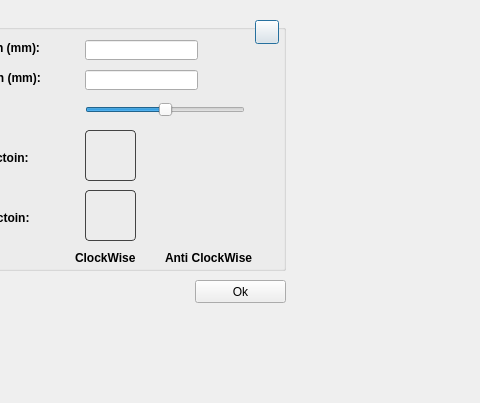
Above: mDrawGui/ScaraSetup.ui from Makeblock-official/mDrawBot before the change; both pictures show x 105 to 585 and y 0 to 403 of the 1053 by 500 pixel window. Below: the same form after it.
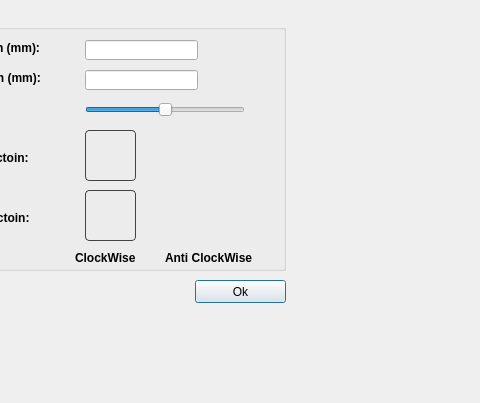
That is the form after the change. Icons and pictures are not drawn.

Commit message: delete some Invalid button

Diff of the .ui file:
```diff
--- a/mDrawGui/ScaraSetup.ui
+++ b/mDrawGui/ScaraSetup.ui
@@ -186,33 +186,6 @@
      <pixmap resource="images.qrc">:/images/stepping_motor-anticlockwise.png</pixmap>
     </property>
    </widget>
-   <widget class="QPushButton" name="pushButton">
-    <property name="geometry">
-     <rect>
-      <x>350</x>
-      <y>10</y>
-      <width>24</width>
-      <height>24</height>
-     </rect>
-    </property>
-    <property name="styleSheet">
-     <string notr="true"> QPushButton {
-	border-image: url(:/images/help-icon.png) 0;
- }
-
- QPushButton:hover {
-	border-image: url(:/images/help-icon-hover.png) 0;
- }
-
- QPushButton:pressed  {
-	border-image: url(:/images/help-icon-click.png) 0;
- }
-</string>
-    </property>
-    <property name="text">
-     <string/>
-    </property>
-   </widget>
    <widget class="QLabel" name="label_5">
     <property name="geometry">
      <rect>
```
The commit also changes 19 other files.
